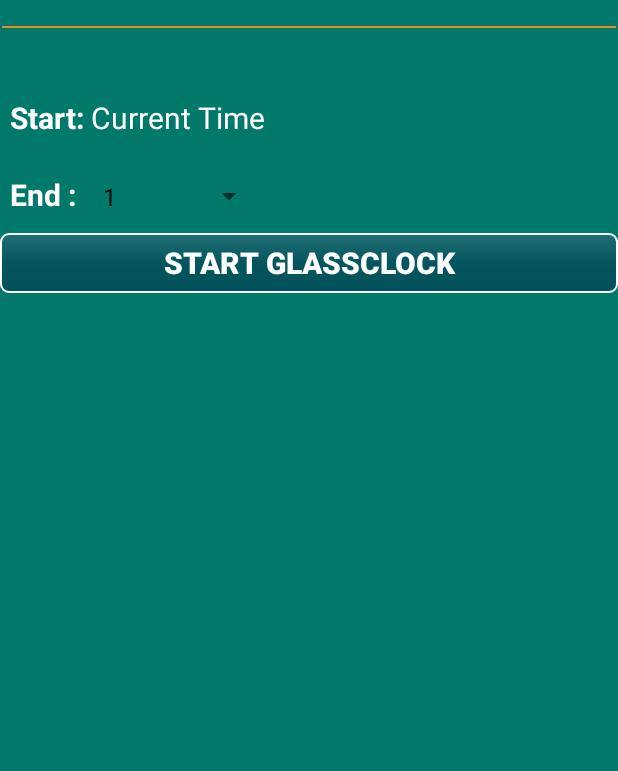
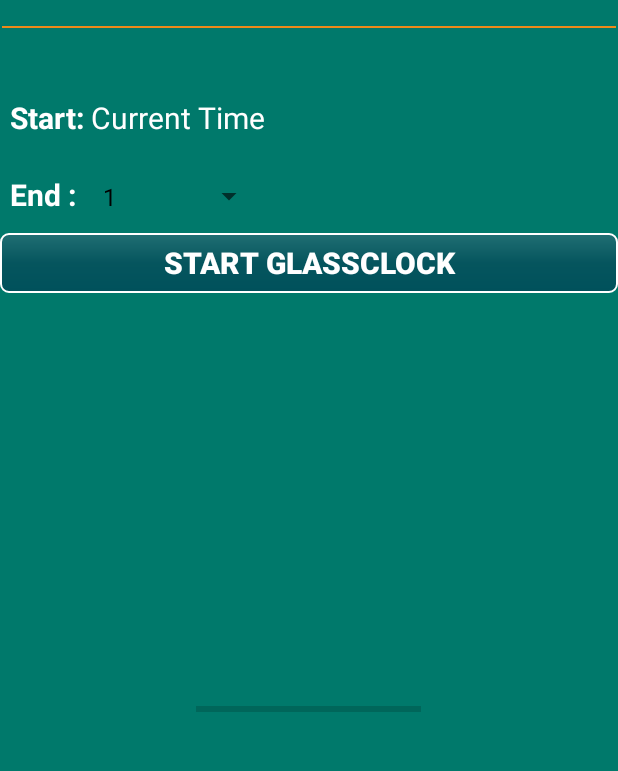
Before and after one commit to rashel007/Sundial, an Android app: the screen it shows after launch (MainActivity), on a phone screen of 412 x 824 dp, the part 110-881 px from its top. Run offline under Robolectric (Android 15) with nearby library versions, the phone set to English and light mode, and no system bars.

Commit message:
implementing progressBar

```diff
--- a/app/src/main/java/com/synergyforce/rashel/sundail/Utils.java
+++ b/app/src/main/java/com/synergyforce/rashel/sundail/Utils.java
@@ -10,7 +10,8 @@ import java.util.Date;
  */
 
 public class Utils {
-    /**
+
+    /**W
      * public function of Utils
      * this will return the current date and time
      */
--- a/app/src/main/res/layout/activity_main.xml
+++ b/app/src/main/res/layout/activity_main.xml
@@ -97,4 +97,15 @@
         android:layout_below="@id/tlStartTime"
         android:textStyle="bold"/>
 
+    <ProgressBar
+        android:id="@+id/progressBar"
+        style="?android:attr/progressBarStyleHorizontal"
+        android:layout_width="150dp"
+        android:layout_height="150dp"
+        android:layout_alignParentBottom="true"
+        android:layout_centerHorizontal="true"
+        android:layout_below="@+id/startGlassClock"
+        android:progress="0"
+        />
+
 </RelativeLayout>
```
Also changed, not shown: app/src/main/java/com/synergyforce/rashel/sundail/MainActivity.java (+12 -2 lines), app/src/main/res/drawable/circle_lollipop_and_greater.xml (added, +9 -0 lines), app/src/main/res/drawable/circle_pre_lollipop.xml (added, +8 -0 lines).
